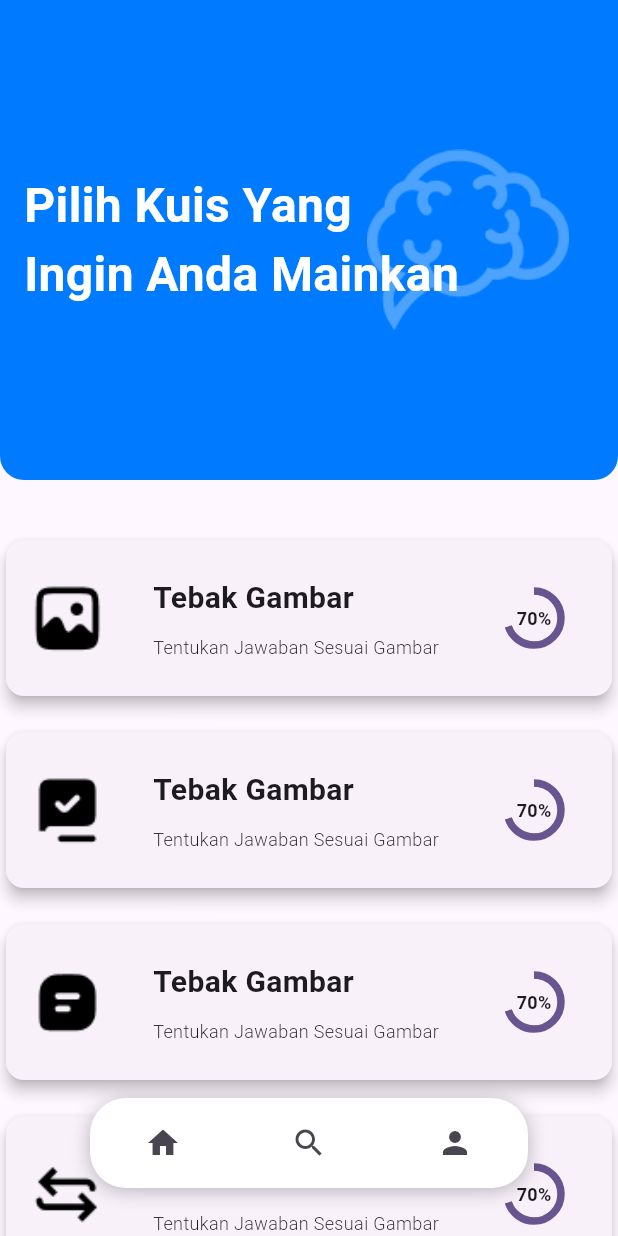
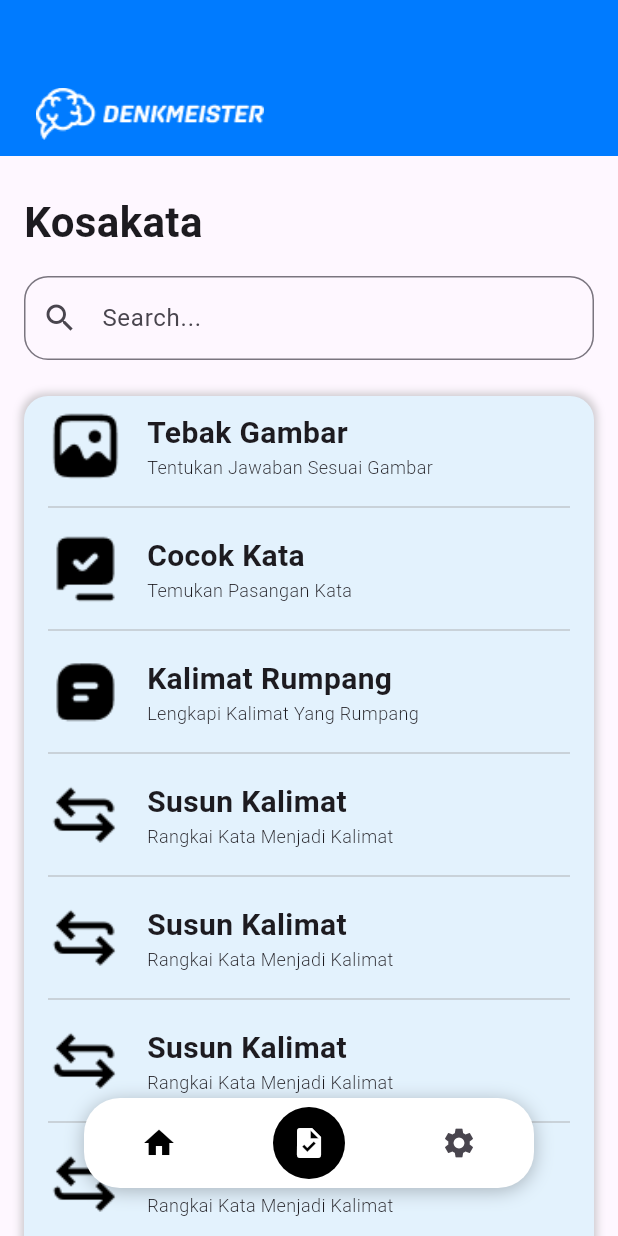
Before and after one commit to AvanFabian/DenkMeister-Apps, a Flutter app: the Quizdashboard screen opened directly, after a tap on the "search" icon, on a phone screen of 412 x 824 dp. Run offline on Flutter 3.47's test engine with Material 3 defaults, Android fonts, the phone set to English and light mode, and no system bars; our stand-ins replace carousel_slider.

Commit message:
feat: some few page implemented

```diff
--- a/lib/library.dart
+++ b/lib/library.dart
@@ -0,0 +1,251 @@
+import 'package:flutter/material.dart';
+import 'package:tebak_gambar/quizdashboard.dart';
+import 'package:tebak_gambar/settings.dart';
+
+class Library extends StatelessWidget {
+  const Library({super.key});
+
+  @override
+  Widget build(BuildContext context) {
+    return Scaffold(
+      body: Stack(
+        children: [
+          // Scrollable content area
+          SingleChildScrollView(
+            child: Column(
+              children: <Widget>[
+                // Header Container
+                Container(
+                  width: double.infinity,
+                  height: 104.0,
+                  decoration: const BoxDecoration(
+                    color: Color(0xFF007BFF),
+                    borderRadius: BorderRadius.only(
+                      bottomLeft: Radius.circular(-.0),
+                      bottomRight: Radius.circular(-.0),
+                    ),
+                  ),
+                  child: Stack(
+                    children: <Widget>[
+                      Align(
+                        alignment: Alignment.topLeft,
+                        child: Padding(
+                          padding: const EdgeInsets.only(left: 0.0, top: 48.0),
+                          child: Image.asset(
+                            'assets/logodenkmeister-2.png',
+                            width: 200.0,
+                            height: 74.0,
+                          ),
+                        ),
+                      ),
+                      // const Positioned(
+                      //   left: 88.0,
+                      //   top: 92,
+                      //   child: Center(
+                      //     child: Text(
+                      //       'DENKMEISTER',
+                      //       style: TextStyle(
+                      //         fontSize: 22.0,
+                      //         fontWeight: FontWeight.bold,
+                      //         color: Colors.white,
+                      //       ),
+                      //     ),
+                      //   ),
+                      // ),
+                    ],
+                  ),
+                ),
+                const SizedBox(height: 24.0),
+
+                // Kosakata Section
+                const Padding(
+                  padding: EdgeInsets.symmetric(horizontal: 16.0),
+                  child: Align(
+                    alignment: Alignment.centerLeft,
+                    child: Text(
+                      'Kosakata',
+                      style: TextStyle(fontSize: 28.0, fontWeight: FontWeight.bold),
+                    ),
+                  ),
+                ),
+                const SizedBox(height: 16.0),
+
+                // Search Field
+                Padding(
+                  padding: const EdgeInsets.symmetric(horizontal: 16.0),
+                  child: TextField(
+                    decoration: InputDecoration(
+                      hintText: 'Search...',
+                      prefixIcon: Icon(Icons.search),
+                      border: OutlineInputBorder(
+                        borderRadius: BorderRadius.circular(16.0),
+                      ),
+                    ),
+                  ),
+                ),
+                const SizedBox(height: 24.0),
+
+                // List of Quizzes Section
+                Padding(
+                  padding: const EdgeInsets.symmetric(horizontal: 16.0),
+                  child: Container(
+                    decoration: BoxDecoration(
+                      color: Colors.blue[50],
+                      borderRadius: BorderRadius.circular(16.0),
+                      boxShadow: [
+                        BoxShadow(
+                          color: Colors.grey.withOpacity(0.5),
+                          spreadRadius: 2,
+                          blurRadius: 4,
+                        ),
+                      ],
+                    ),
+                    child: Column(
+                      children: List.generate(8, (index) {
+                        final List<String> imagePaths = [
+                          'assets/q1.png',
+                          'assets/q2.png',
+                          'assets/q3.png',
+                          'assets/q4.png',
+                          'assets/q4.png',
+                          'assets/q4.png',
+                          'assets/q4.png',
+                          'assets/q4.png',
+                        ];
+
+                        final List<String> quizNames = [
+                          'Tebak Gambar',
+                          'Cocok Kata',
+                          'Kalimat Rumpang',
+                          'Susun Kalimat',
+                          'Susun Kalimat',
+                          'Susun Kalimat',
+                          'Susun Kalimat',
+                          'Susun Kalimat',
+                        ];
+
+                        final List<String> quizDescriptions = [
+                          'Tentukan Jawaban Sesuai Gambar',
+                          'Temukan Pasangan Kata',
+                          'Lengkapi Kalimat Yang Rumpang',
+                          'Rangkai Kata Menjadi Kalimat',
+                          'Rangkai Kata Menjadi Kalimat',
+                          'Rangkai Kata Menjadi Kalimat',
+                          'Rangkai Kata Menjadi Kalimat',
+                          'Rangkai Kata Menjadi Kalimat',
+                        ];
+                        return Column(
+                          children: [
+                            Padding(
+                              padding: const EdgeInsets.only(top: 8.0, bottom: 8.0, left: 16.0, right: 16.0),
+                              child: Row(
+                                children: <Widget>[
+                                  SizedBox(
+                                    width: 50.0,
+                                    height: 50.0,
+                                    child: Image.asset(
+                                      imagePaths[index],
+                                      fit: BoxFit.cover,
+                                    ),
+                                  ),
+                                  const SizedBox(width: 16.0),
+                                  Expanded(
+                                    child: Column(
+                                      crossAxisAlignment: CrossAxisAlignment.start,
+                                      children: <Widget>[
+                                        Text(
+                                          quizNames[index],
+                                          style: const TextStyle(fontSize: 20.0, fontWeight: FontWeight.bold),
+                                        ),
+                                        // const SizedBox(height: 2.0),
+                                        Text(
+                                          quizDescriptions[index],
+                                          style: const TextStyle(fontSize: 12.0, fontWeight: FontWeight.w300),
+                                        ),
+                                      ],
+                                    ),
+                                  ),
+                                ],
+                              ),
+                            ),
+                            if (index < 7) // Add a bottom border except for the last item
+                              Divider(
+                                color: Colors.grey.withOpacity(0.5),
+                                thickness: 1.0,
+                                indent: 16.0,
+                                endIndent: 16.0,
+                              ),
+                          ],
+                        );
+                      }),
+                    ),
+                  ),
+                ),
+                const SizedBox(height: 80.0), // Add spacing to account for the bottom button
+              ],
+            ),
+          ),
+
+          // Bottom Positioned Button Container
+          Positioned(
+            bottom: 32.0,
+            left: 56.0, // Adjusted for better alignment
+            right: 56.0,
+            child: Container(
+              height: 60.0,
+              decoration: BoxDecoration(
+                color: Colors.white,
+                borderRadius: BorderRadius.circular(24.0),
+                boxShadow: const [
+                  BoxShadow(
+                    color: Colors.black26,
+                    blurRadius: 10.0,
+                    offset: Offset(0, 2),
+                  ),
+                ],
+              ),
+              child: Row(
+                mainAxisAlignment: MainAxisAlignment.spaceAround,
+                children: <Widget>[
+                  IconButton(
+                    icon: const Icon(Icons.home, color: Colors.black),
+                    onPressed: () {
+                      Navigator.push(
+                        context,
+                        MaterialPageRoute(builder: (context) => const Quizdashboard()),
+                      );
+                    },
+                  ),
+                  Container(
+                    decoration: const BoxDecoration(
+                      color: Colors.black,
+                      shape: BoxShape.circle,
+                    ),
+                    child: IconButton(
+                      icon: const Icon(Icons.task, color: Colors.white),
+                      onPressed: () {
+                        Navigator.push(
+                          context,
+                          MaterialPageRoute(builder: (context) => const Library()),
+                        );
+                      },
+                    ),
+                  ),
+                  IconButton(
+                    icon: const Icon(Icons.settings),
+                    onPressed: () {
+                      Navigator.push(
+                        context,
+                        MaterialPageRoute(builder: (context) => const Settings()),
+                      );
+                    },
+                  ),
+                ],
+              ),
+            ),
+          ),
+        ],
+      ),
+    );
+  }
+}
--- a/lib/quizdashboard.dart
+++ b/lib/quizdashboard.dart
@@ -1,4 +1,6 @@
 import 'package:flutter/material.dart';
+import 'package:tebak_gambar/library.dart';
+import 'package:tebak_gambar/settings.dart';
 
 class Quizdashboard extends StatelessWidget {
   const Quizdashboard({super.key});
@@ -44,7 +46,7 @@ class Quizdashboard extends StatelessWidget {
                         bottom: 0,
                         child: Center(
                           child: Text(
-                            'Pilih Kuis Yang\nIngin Anda Mainkan',
+                            'Pilih Kuis Yang Ingin\n Kamu Mainkan',
                             style: TextStyle(fontSize: 32.0, fontWeight: FontWeight.bold, color: Colors.white),
                             textAlign: TextAlign.left,
                           ),
@@ -53,7 +55,7 @@ class Quizdashboard extends StatelessWidget {
                     ],
                   ),
                 ),
-                const SizedBox(height: 20.0), // Vertical gap
+                const SizedBox(height: 8.0), // Vertical gap
                 // Wrap the cards in a SingleChildScrollView
                 Expanded(
                   child: SingleChildScrollView(
@@ -67,12 +69,26 @@ class Quizdashboard extends StatelessWidget {
                           'assets/q4.png',
                         ];
 
+                        final List<String> quizNames = [
+                          'Tebak Gambar',
+                          'Cocok Kata',
+                          'Kalimat Rumpang',
+                          'Susun Kalimat',
+                        ];
+
+                        final List<String> quizDescriptions = [
+                          'Tentukan Jawaban Sesuai Gambar',
+                          'Temukan Pasangan Kata',
+                          'Lengkapi Kalimat Yang Rumpang',
+                          'Rangkai Kata Menjadi Kalimat',
+                        ];
+
                         return Padding(
-                          padding: const EdgeInsets.only(top: 16.0),
+                          padding: const EdgeInsets.only(top: 4.0, left: 8.0, right: 8.0),
                           child: Card(
                             elevation: 4.0,
                             child: Padding(
-                              padding: const EdgeInsets.all(16.0),
+                              padding: const EdgeInsets.only(top: 24.0, bottom: 24.0, left: 16.0, right: 16.0),
                               child: Row(
                                 children: <Widget>[
                                   // SizedBox inside Card
@@ -86,18 +102,18 @@ class Quizdashboard extends StatelessWidget {
                                   ),
                                   // Rest of the card content
                                   const SizedBox(width: 32.0), // Horizontal gap
-                                  const Expanded(
+                                  Expanded(
                                     child: Column(
                                       crossAxisAlignment: CrossAxisAlignment.start,
                                       children: <Widget>[
                                         Text(
-                                          'Tebak Gambar',
-                                          style: TextStyle(fontSize: 20.0, fontWeight: FontWeight.bold),
+                                          quizNames[index],
+                                          style: const TextStyle(fontSize: 20.0, fontWeight: FontWeight.bold),
                                         ),
-                                        SizedBox(height: 10.0), // Vertical gap between texts
+                                        const SizedBox(height: 10.0), // Vertical gap between texts
                                         Text(
-                                          'Tentukan Jawaban Sesuai Gambar',
-                                          style: TextStyle(fontSize: 12.0, fontWeight: FontWeight.w300),
+                                          quizDescriptions[index],
+                                          style: const TextStyle(fontSize: 12.0, fontWeight: FontWeight.w300),
                                         ),
                                       ],
                                     ),
@@ -108,15 +124,20 @@ class Quizdashboard extends StatelessWidget {
                                     height: 72.0,
                                     child: Stack(
                                       alignment: Alignment.center, // Center all children within the Stack
-                                      children: <Widget>[
-                                        CircularProgressIndicator(
-                                          value: 0.7, // Example progress value
-                                          strokeWidth: 5.0,
+                                       children: <Widget>[
+                                        SizedBox(
+                                          width: 48.0, // Increased width
+                                          height: 48.0, // Increased height
+                                          child: CircularProgressIndicator(
+                                            value: 1, // Example progress value
+                                            strokeWidth: 4.0,
+                                            valueColor: AlwaysStoppedAnimation<Color>(Colors.green),
+                                          ),
                                         ),
                                         Center(
                                           child: Text(
-                                            '70%', // Example percentage text
-                                            style: TextStyle(fontSize: 12.0, fontWeight: FontWeight.bold),
+                                            '100%', // Example percentage text
+                                            style: TextStyle(fontSize: 12.0, fontWeight: FontWeight.w900, color: Colors.green),
                                           ),
                                         ),
                                       ],
@@ -154,17 +175,38 @@ class Quizdashboard extends StatelessWidget {
               child: Row(
                 mainAxisAlignment: MainAxisAlignment.spaceAround,
                 children: <Widget>[
-                  IconButton(
-                    icon: const Icon(Icons.home),
-                    onPressed: () {},
+                  Container(
+                    decoration: const BoxDecoration(
+                      color: Colors.black,
+                      shape: BoxShape.circle,
+                    ),
+                    child: IconButton(
+                      icon: const Icon(Icons.home, color: Colors.white),
+                      onPressed: () {
+                        Navigator.push(
+                          context,
+                          MaterialPageRoute(builder: (context) => const Quizdashboard()),
+                        );
+                      },
+                    ),
                   ),
                   IconButton(
                     icon: const Icon(Icons.search),
-                    onPressed: () {},
+                    onPressed: () {
+                      Navigator.push(
+                        context,
+                        MaterialPageRoute(builder: (context) => const Library()),
+                      );
+                    },
                   ),
                   IconButton(
-                    icon: const Icon(Icons.person),
-                    onPressed: () {},
+                    icon: const Icon(Icons.settings),
+                    onPressed: () {
+                      Navigator.push(
+                        context,
+                        MaterialPageRoute(builder: (context) => const Settings()),
+                      );
+                    },
                   ),
                 ],
               ),
--- a/pubspec.yaml
+++ b/pubspec.yaml
@@ -62,6 +62,7 @@ flutter:
   # To add assets to your application, add an assets section, like this:
   assets:
     - assets/logo-denkmeister.png
+    - assets/logodenkmeister-2.png
     - assets/onboarding-1.png
     - assets/onboarding-2.png
     - assets/onboarding-3.png
```
Also changed, not shown: lib/onboarding.dart (+16 -11 lines), lib/quizactivity.dart (+13 -0 lines), lib/quizlevelling.dart (added, +13 -0 lines), lib/settings.dart (+188 -0 lines), assets/logodenkmeister-2.png (added), lib/levelling.dart (deleted).
